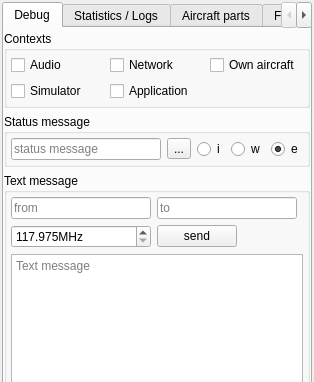
The window that src/blackgui/components/internalscomponent.ui (swift-project/pilotclient) describes before a commit, drawn with Qt 5; both pictures show x 0 to 314 and y 0 to 382 of the 314 by 690 pixel window.
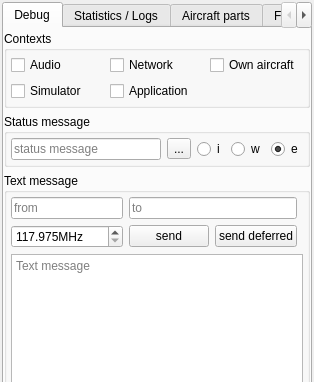
The same window after the commit. Icons and pictures are not drawn. Custom widgets are drawn as their Qt base class.

Commit message: Ref T506, for some reasons "pressed" sometimes fired twice, used "released" Remark: No idea why this happened, but using "released" solved the issue

```diff
--- a/src/blackgui/components/internalscomponent.ui
+++ b/src/blackgui/components/internalscomponent.ui
@@ -185,21 +185,28 @@
           <property name="bottomMargin">
            <number>4</number>
           </property>
-          <item row="1" column="2" alignment="Qt::AlignLeft">
-           <widget class="QPushButton" name="pb_SendTextMessage">
-            <property name="text">
-             <string>send</string>
+          <item row="2" column="0" colspan="3">
+           <widget class="QPlainTextEdit" name="pte_TxtMsg">
+            <property name="placeholderText">
+             <string>Text message</string>
             </property>
            </widget>
           </item>
-          <item row="0" column="1">
+          <item row="0" column="0">
            <widget class="QLineEdit" name="le_TxtMsgFrom">
             <property name="placeholderText">
              <string>from</string>
             </property>
            </widget>
           </item>
-          <item row="1" column="1">
+          <item row="0" column="1">
+           <widget class="QLineEdit" name="le_TxtMsgTo">
+            <property name="placeholderText">
+             <string>to</string>
+            </property>
+           </widget>
+          </item>
+          <item row="1" column="0">
            <widget class="QDoubleSpinBox" name="dsb_TxtMsgFrequency">
             <property name="suffix">
              <string>MHz</string>
@@ -221,18 +228,36 @@
             </property>
            </widget>
           </item>
-          <item row="0" column="2">
-           <widget class="QLineEdit" name="le_TxtMsgTo">
-            <property name="placeholderText">
-             <string>to</string>
-            </property>
-           </widget>
-          </item>
-          <item row="2" column="1" colspan="3">
-           <widget class="QPlainTextEdit" name="pte_TxtMsg">
-            <property name="placeholderText">
-             <string>Text message</string>
-            </property>
+          <item row="1" column="1">
+           <widget class="QWidget" name="wi_SendTextMessageButtons" native="true">
+            <layout class="QHBoxLayout" name="wi_SendButtons">
+             <property name="leftMargin">
+              <number>0</number>
+             </property>
+             <property name="topMargin">
+              <number>0</number>
+             </property>
+             <property name="rightMargin">
+              <number>0</number>
+             </property>
+             <property name="bottomMargin">
+              <number>0</number>
+             </property>
+             <item>
+              <widget class="QPushButton" name="pb_SendTextMessageDirectly">
+               <property name="text">
+                <string>send</string>
+               </property>
+              </widget>
+             </item>
+             <item>
+              <widget class="QPushButton" name="pb_SendTextMessageDeferred">
+               <property name="text">
+                <string>send deferred</string>
+               </property>
+              </widget>
+             </item>
+            </layout>
            </widget>
           </item>
          </layout>
```
Left out of the diff: 9 changed lines with no effect on the pictures. The commit also changes 1 other file.
